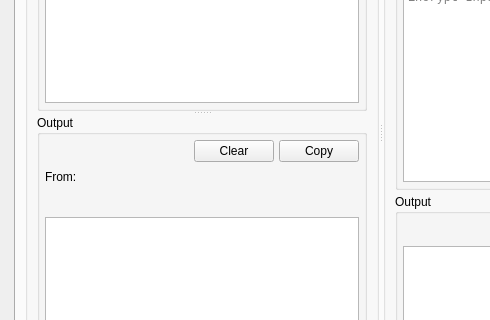
The window that branches/trunk/UI/spot-on-rosetta.ui (textbrowser/spot-on) describes before a commit, drawn with Qt 5; both pictures show x 0 to 490 and y 292 to 612 of the 1100 by 800 pixel window.
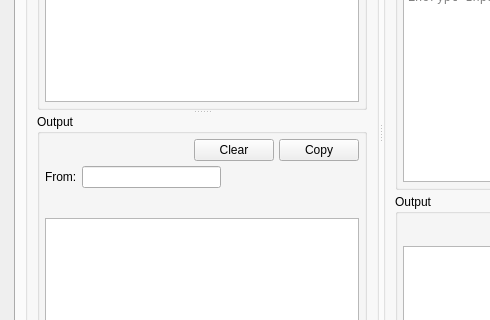
The same window after the commit. Icons and pictures are not drawn. Custom widgets are drawn as their Qt base class.

What changed in the file:
```diff
--- a/branches/trunk/UI/spot-on-rosetta.ui
+++ b/branches/trunk/UI/spot-on-rosetta.ui
@@ -288,13 +288,10 @@
                        </widget>
                       </item>
                       <item>
-                       <widget class="QLabel" name="from">
-                        <property name="wordWrap">
+                       <widget class="QLineEdit" name="from">
+                        <property name="readOnly">
                          <bool>true</bool>
                         </property>
-                        <property name="textInteractionFlags">
-                         <set>Qt::LinksAccessibleByMouse|Qt::TextSelectableByKeyboard|Qt::TextSelectableByMouse</set>
-                        </property>
                        </widget>
                       </item>
                       <item>
```
Left out of the diff: 1 changed line with no effect on the pictures.
